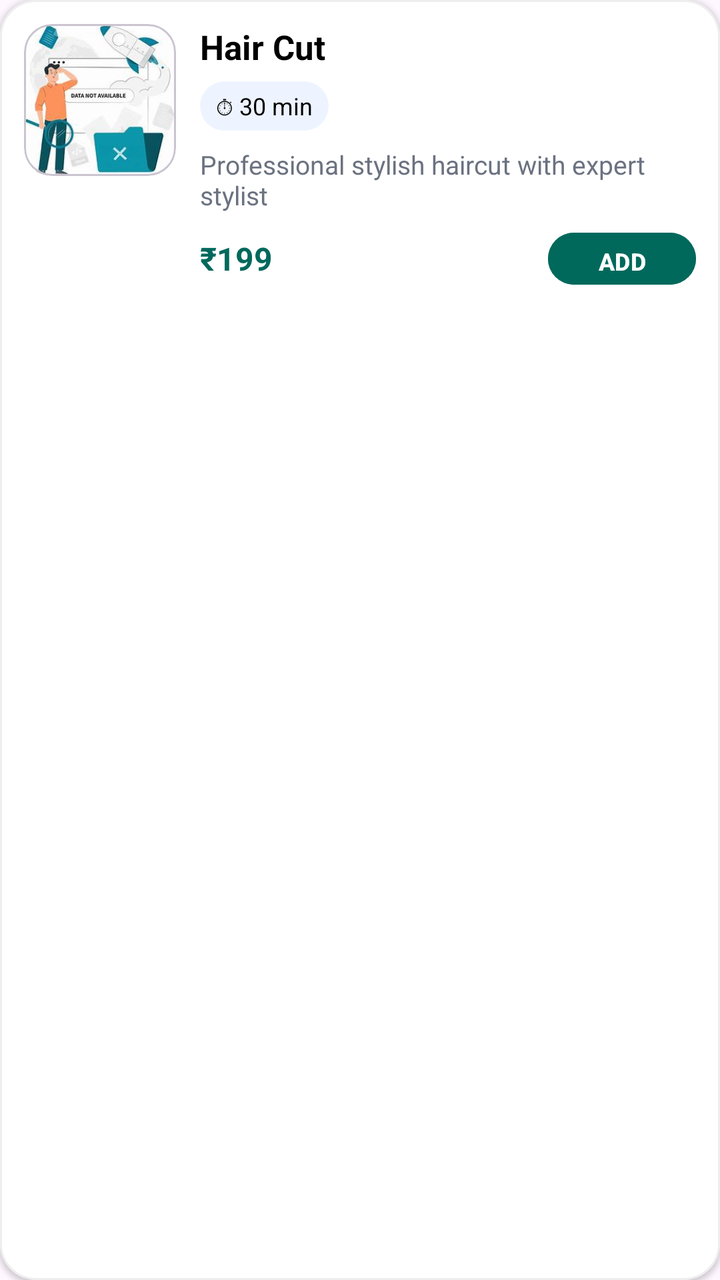
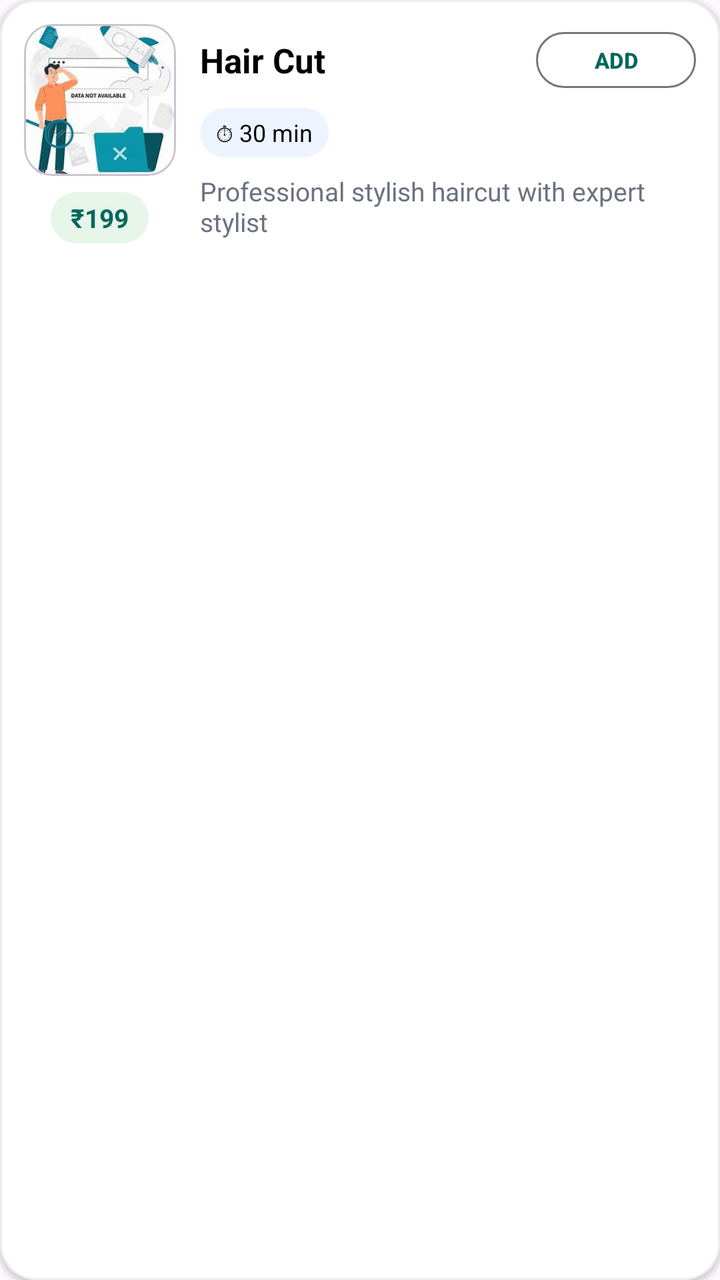

Compare the two renders of this Android layout. The source of the first and the diff that turns it into the second are given below.
<!-- AndroidManifest.xml: application theme Theme.TheKaincheeUser -->
<!-- res/layout/item_service.xml -->
<?xml version="1.0" encoding="utf-8"?>
<com.google.android.material.card.MaterialCardView
    xmlns:android="http://schemas.android.com/apk/res/android"
    xmlns:app="http://schemas.android.com/apk/res-auto"
    android:layout_width="match_parent"
    android:layout_height="wrap_content"
    android:layout_marginHorizontal="12dp"
    android:layout_marginTop="10dp"
    app:cardBackgroundColor="@color/white"
    app:cardCornerRadius="18dp"
    app:cardElevation="1.5dp"
    app:strokeColor="#EEEEEE"
    app:strokeWidth="1dp">

    <androidx.constraintlayout.widget.ConstraintLayout
        android:layout_width="match_parent"
        android:layout_height="wrap_content"
        android:padding="12dp">

        
        <com.google.android.material.card.MaterialCardView
            android:id="@+id/cardImage"
            android:layout_width="76dp"
            android:layout_height="76dp"
            app:cardCornerRadius="14dp"
            app:cardElevation="0dp"
            app:layout_constraintStart_toStartOf="parent"
            app:layout_constraintTop_toTopOf="parent">

            <ImageView
                android:id="@+id/ivService"
                android:layout_width="match_parent"
                android:layout_height="match_parent"
                android:scaleType="centerCrop"
                android:src="@drawable/ic_no_data"/>
        </com.google.android.material.card.MaterialCardView>

        
        <TextView
            android:id="@+id/tvName"
            android:layout_width="0dp"
            android:layout_height="wrap_content"
            android:layout_marginStart="12dp"
            android:ellipsize="end"
            android:maxLines="1"
            android:text="Hair Cut"
            android:textColor="@color/black"
            android:textSize="17sp"
            android:textStyle="bold"
            app:layout_constraintEnd_toEndOf="parent"
            app:layout_constraintStart_toEndOf="@id/cardImage"
            app:layout_constraintTop_toTopOf="@id/cardImage"/>

        
        <TextView
            android:id="@+id/tvDuration"
            android:layout_width="wrap_content"
            android:layout_height="wrap_content"
            android:layout_marginStart="12dp"
            android:layout_marginTop="6dp"
            android:background="@drawable/bg_chip"
            android:paddingHorizontal="8dp"
            android:paddingVertical="4dp"
            android:text="⏱ 30 min"
            android:textColor="@color/black"
            android:textSize="12sp"
            app:layout_constraintStart_toEndOf="@id/cardImage"
            app:layout_constraintTop_toBottomOf="@id/tvName"/>

        
        <TextView
            android:id="@+id/tvDescription"
            android:layout_width="0dp"
            android:layout_height="wrap_content"
            android:layout_marginStart="12dp"
            android:layout_marginTop="8dp"
            android:ellipsize="end"
            android:maxLines="2"
            android:text="Professional stylish haircut with expert stylist"
            android:textColor="@color/gray"
            android:textSize="13sp"
            app:layout_constraintEnd_toEndOf="parent"
            app:layout_constraintStart_toEndOf="@id/cardImage"
            app:layout_constraintTop_toBottomOf="@id/tvDuration"/>

        
        <TextView
            android:id="@+id/tvPrice"
            android:layout_width="wrap_content"
            android:layout_height="wrap_content"
            android:layout_marginStart="12dp"
            android:layout_marginTop="12dp"
            android:text="₹199"
            android:textColor="@color/primaryColor"
            android:textSize="16sp"
            android:textStyle="bold"
            app:layout_constraintStart_toEndOf="@id/cardImage"
            app:layout_constraintTop_toBottomOf="@id/tvDescription"/>

        
        <com.google.android.material.button.MaterialButton
            android:id="@+id/btnAdd"
            android:layout_width="74dp"
            android:layout_height="34dp"
            android:backgroundTint="@color/primaryColor"
            android:text="ADD"
            android:textAllCaps="false"
            android:textColor="@color/white"
            android:textSize="12sp"
            android:textStyle="bold"
            app:cornerRadius="18dp"
            app:layout_constraintBottom_toBottomOf="@id/tvPrice"
            app:layout_constraintEnd_toEndOf="parent"
            app:layout_constraintTop_toTopOf="@id/tvPrice"/>

        
        <TextView
            android:id="@+id/tvUnavailable"
            android:layout_width="wrap_content"
            android:layout_height="wrap_content"
            android:layout_marginStart="12dp"
            android:layout_marginTop="5dp"
            android:background="@drawable/bg_unavailable"
            android:paddingHorizontal="8dp"
            android:paddingVertical="3dp"
            android:text="Unavailable"
            android:textColor="@android:color/holo_red_dark"
            android:textSize="11sp"
            android:textStyle="bold"
            android:visibility="gone"
            app:layout_constraintStart_toEndOf="@id/cardImage"
            app:layout_constraintTop_toBottomOf="@id/tvPrice"/>

    </androidx.constraintlayout.widget.ConstraintLayout>

</com.google.android.material.card.MaterialCardView>
<!-- resources referenced by this layout -->
<resources>
  <color name="black">#FF000000</color>
  <color name="gray">#6B7280</color>
  <color name="primaryColor">#00695C</color>
  <color name="white">#FFFFFFFF</color>
  <!-- drawable bg_chip (drawable) -->
  <?xml version="1.0" encoding="utf-8"?>
  <shape xmlns:android="http://schemas.android.com/apk/res/android">
  
      <solid android:color="#EEF4FF"/>
  
      <corners android:radius="50dp"/>
  
  </shape>
  <!-- drawable bg_unavailable (drawable) -->
  <?xml version="1.0" encoding="utf-8"?>
  <shape xmlns:android="http://schemas.android.com/apk/res/android">
  
      <solid android:color="#FFF1F2"/>
  
      <corners android:radius="50dp"/>
  
  </shape>
  <!-- drawable ic_no_data: jpg bitmap (drawable, 8681 bytes) -->
  <style name="Theme.TheKaincheeUser" parent="Base.Theme.TheKaincheeUser" />
  <style name="Base.Theme.TheKaincheeUser" parent="Theme.Material3.DayNight.NoActionBar">
          
          
          <item name="colorPrimary">@color/primaryColor</item>
      </style>
</resources>

<!-- the commit's change to res/layout/item_service.xml (unified diff, before → after) -->
@@ -17,39 +17,120 @@
         android:layout_height="wrap_content"
         android:padding="12dp">
 
-        
-        <com.google.android.material.card.MaterialCardView
-            android:id="@+id/cardImage"
-            android:layout_width="76dp"
-            android:layout_height="76dp"
-            app:cardCornerRadius="14dp"
-            app:cardElevation="0dp"
+
+
+        <LinearLayout
+            android:id="@+id/ll"
+            android:layout_width="wrap_content"
+            android:layout_height="wrap_content"
+            android:orientation="vertical"
+            android:gravity="center"
+
             app:layout_constraintStart_toStartOf="parent"
             app:layout_constraintTop_toTopOf="parent">
 
-            <ImageView
-                android:id="@+id/ivService"
-                android:layout_width="match_parent"
-                android:layout_height="match_parent"
-                android:scaleType="centerCrop"
-                android:src="@drawable/ic_no_data"/>
-        </com.google.android.material.card.MaterialCardView>
+            <com.google.android.material.card.MaterialCardView
+                android:id="@+id/cardImage"
+                android:layout_width="76dp"
+                android:layout_height="76dp"
+                app:cardCornerRadius="14dp"
+                app:cardElevation="0dp">
+
+                <ImageView
+                    android:id="@+id/ivService"
+                    android:layout_width="match_parent"
+                    android:layout_height="match_parent"
+                    android:scaleType="centerCrop"
+                    android:src="@drawable/ic_no_data"/>
+
+            </com.google.android.material.card.MaterialCardView>
+
+            <TextView
+                android:id="@+id/tvPrice"
+                android:layout_width="wrap_content"
+                android:layout_height="wrap_content"
+                android:layout_marginTop="8dp"
+                android:background="@drawable/bg_price_chip"
+                android:paddingHorizontal="10dp"
+                android:paddingVertical="4dp"
+                android:text="₹199"
+                android:textColor="@color/primaryColor"
+                android:textSize="13sp"
+                android:textStyle="bold" />
+
+        </LinearLayout>
 
         
-        <TextView
-            android:id="@+id/tvName"
+
+        <LinearLayout
+            android:id="@+id/headerLayout"
             android:layout_width="0dp"
             android:layout_height="wrap_content"
             android:layout_marginStart="12dp"
-            android:ellipsize="end"
-            android:maxLines="1"
-            android:text="Hair Cut"
-            android:textColor="@color/black"
-            android:textSize="17sp"
-            android:textStyle="bold"
+            android:gravity="center_vertical"
+            android:orientation="horizontal"
             app:layout_constraintEnd_toEndOf="parent"
-            app:layout_constraintStart_toEndOf="@id/cardImage"
-            app:layout_constraintTop_toTopOf="@id/cardImage"/>
+            app:layout_constraintStart_toEndOf="@id/ll"
+            app:layout_constraintTop_toTopOf="@id/ll">
+
+            
+            <TextView
+                android:id="@+id/tvName"
+                android:layout_width="0dp"
+                android:layout_height="wrap_content"
+                android:layout_weight="1"
+                android:layout_marginEnd="8dp"
+                android:ellipsize="end"
+                android:maxLines="2"
+                android:text="Hair Cut"
+                android:textColor="@color/black"
+                android:textSize="17sp"
+                android:textStyle="bold" />
+
+            
+            <FrameLayout
+                android:layout_width="wrap_content"
+                android:layout_height="wrap_content">
+
+                
+                <com.google.android.material.button.MaterialButton
+                    android:id="@+id/btnAdd"
+                    android:layout_width="wrap_content"
+                    android:layout_height="36dp"
+
+                    style="@style/Widget.Material3.Button.OutlinedButton"
+                    android:backgroundTint="@color/white"
+
+                    android:text="ADD"
+                    android:minWidth="80dp"
+                    android:textColor="@color/primaryColor"
+                    android:textSize="11sp"
+                    android:textStyle="bold"
+                    android:visibility="visible"
+                    app:cornerRadius="18dp" />
+
+                
+                <com.google.android.material.button.MaterialButton
+                    android:id="@+id/btnAdded"
+                    android:layout_width="wrap_content"
+                    android:layout_height="36dp"
+                    android:backgroundTint="@color/white"
+
+                    style="@style/Widget.Material3.Button.OutlinedButton"
+
+                    android:text="ADDED ✓"
+
+                    android:minWidth="80dp"
+                    android:textAllCaps="false"
+                    android:textColor="@color/primaryColor"
+                    android:textSize="11sp"
+                    android:textStyle="bold"
+                    android:visibility="gone"
+                    app:cornerRadius="18dp" />
+
+            </FrameLayout>
+
+        </LinearLayout>
 
         
         <TextView
@@ -64,8 +145,8 @@
             android:text="⏱ 30 min"
             android:textColor="@color/black"
             android:textSize="12sp"
-            app:layout_constraintStart_toEndOf="@id/cardImage"
-            app:layout_constraintTop_toBottomOf="@id/tvName"/>
+            app:layout_constraintStart_toEndOf="@id/ll"
+            app:layout_constraintTop_toBottomOf="@id/headerLayout"/>
 
         
         <TextView
@@ -74,44 +155,20 @@
             android:layout_height="wrap_content"
             android:layout_marginStart="12dp"
             android:layout_marginTop="8dp"
+            android:maxLines="2"
             android:ellipsize="end"
-            android:maxLines="2"
             android:text="Professional stylish haircut with expert stylist"
             android:textColor="@color/gray"
             android:textSize="13sp"
             app:layout_constraintEnd_toEndOf="parent"
-            app:layout_constraintStart_toEndOf="@id/cardImage"
+            app:layout_constraintStart_toEndOf="@id/ll"
             app:layout_constraintTop_toBottomOf="@id/tvDuration"/>
 
         
-        <TextView
-            android:id="@+id/tvPrice"
-            android:layout_width="wrap_content"
-            android:layout_height="wrap_content"
-            android:layout_marginStart="12dp"
-            android:layout_marginTop="12dp"
-            android:text="₹199"
-            android:textColor="@color/primaryColor"
-            android:textSize="16sp"
-            android:textStyle="bold"
-            app:layout_constraintStart_toEndOf="@id/cardImage"
-            app:layout_constraintTop_toBottomOf="@id/tvDescription"/>
+
 
         
-        <com.google.android.material.button.MaterialButton
-            android:id="@+id/btnAdd"
-            android:layout_width="74dp"
-            android:layout_height="34dp"
-            android:backgroundTint="@color/primaryColor"
-            android:text="ADD"
-            android:textAllCaps="false"
-            android:textColor="@color/white"
-            android:textSize="12sp"
-            android:textStyle="bold"
-            app:cornerRadius="18dp"
-            app:layout_constraintBottom_toBottomOf="@id/tvPrice"
-            app:layout_constraintEnd_toEndOf="parent"
-            app:layout_constraintTop_toTopOf="@id/tvPrice"/>
+
 
         
         <TextView
@@ -128,8 +185,8 @@
             android:textSize="11sp"
             android:textStyle="bold"
             android:visibility="gone"
-            app:layout_constraintStart_toEndOf="@id/cardImage"
-            app:layout_constraintTop_toBottomOf="@id/tvPrice"/>
+            app:layout_constraintStart_toEndOf="@id/ll"
+            app:layout_constraintTop_toBottomOf="@id/tvDescription"/>
 
     </androidx.constraintlayout.widget.ConstraintLayout>
 
<!-- resource entries referenced after the edit -->
@@ -11,6 +11,17 @@
       <solid android:color="#EEF4FF"/>
   
       <corners android:radius="50dp"/>
+  
+  </shape>
+  <!-- drawable bg_price_chip (drawable) -->
+  <?xml version="1.0" encoding="utf-8"?>
+  <shape xmlns:android="http://schemas.android.com/apk/res/android">
+  
+      <solid android:color="#E8F5E9"/>
+  
+      <corners android:radius="50dp"/>
+  
+  
   
   </shape>
   <!-- drawable bg_unavailable (drawable) -->
@@ -28,6 +39,7 @@
           
           
           <item name="colorPrimary">@color/primaryColor</item>
+  
       </style>
 </resources>
 
